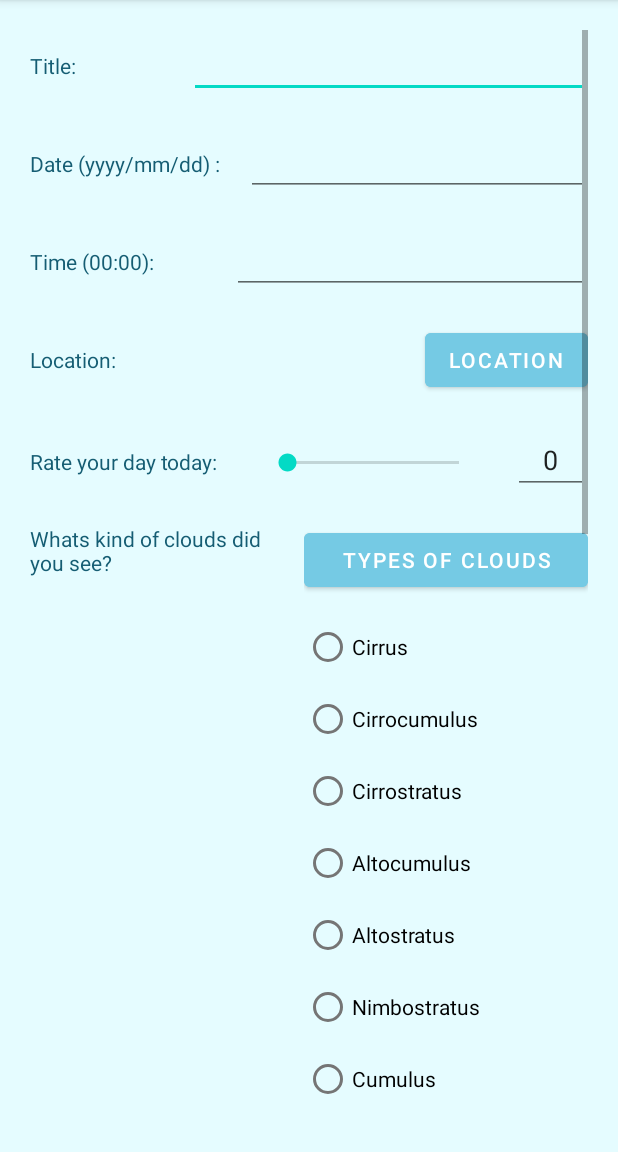
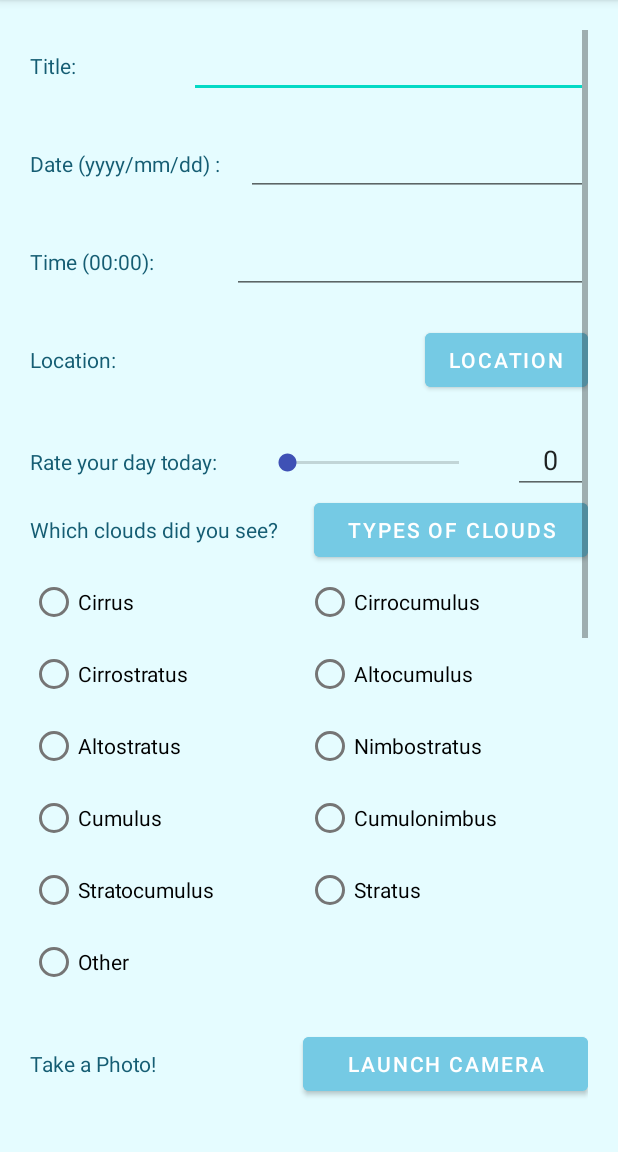
Before and after one commit to xtayzx/CloudGazer, an Android app: the ReflectionActivity screen opened directly, with no data from a screen before it, on a phone screen of 412 x 824 dp, the part 84-1236 px from its top. Run offline under Robolectric (Android 15) with nearby library versions, the light colour scheme and no system bars.

Commit message:
refelction layout

```diff
--- a/app/src/main/res/layout/activity_meditation.xml
+++ b/app/src/main/res/layout/activity_meditation.xml
@@ -17,6 +17,7 @@
         android:text="Let's Look at the Sky!"
         android:gravity="center"
         android:textSize="34sp"
+        style="@style/TitleEntry"
         app:layout_constraintEnd_toEndOf="parent"
         app:layout_constraintStart_toStartOf="parent"
         app:layout_constraintTop_toTopOf="parent" />
@@ -44,6 +45,7 @@
         android:layout_width="291dp"
         android:layout_height="65dp"
         android:layout_marginTop="52dp"
+        style="@style/Subtitle"
         android:text="Turn over your phone and place it down to begin the session"
         android:textAlignment="center"
         android:textSize="20sp"
@@ -56,6 +58,8 @@
         android:layout_width="320dp"
         android:layout_height="48dp"
         android:layout_marginTop="20dp"
+        style="@style/Subtitle"
+
         android:text=" A bell will ring at the start and end to guide you "
         android:textAlignment="center"
         android:textSize="20sp"
--- a/app/src/main/res/layout/activity_reflection_layout.xml
+++ b/app/src/main/res/layout/activity_reflection_layout.xml
@@ -146,8 +146,11 @@
                 android:layout_width="wrap_content"
                 android:layout_height="wrap_content"
                 android:layout_weight="1"
+                android:max="10"
                 android:paddingTop="15dp"
-                android:max="10"/>
+                android:progressTint="#3F51B5"
+                android:thumbTint="#3F51B5"
+                 />
 
             <EditText
                 android:id="@+id/rateDay"
@@ -161,100 +164,133 @@
 
         <LinearLayout
             android:layout_width="match_parent"
-                android:layout_height="wrap_content"
-                android:orientation="horizontal"
-                android:paddingTop="20dp">
+            android:layout_height="match_parent"
+            android:orientation="vertical">
 
             <LinearLayout
-                android:layout_width="273dp"
+                android:layout_width="match_parent"
                 android:layout_height="wrap_content"
-                android:layout_weight="1"
-                android:orientation="vertical">
+                android:orientation="horizontal">
 
                 <TextView
                     android:id="@+id/weatherTextView"
                     style="@style/Subtitle"
                     android:layout_width="wrap_content"
                     android:layout_height="wrap_content"
-                    android:paddingRight="10dp"
-                    android:paddingBottom="20dp"
+                    android:layout_weight="2"
                     android:text="@string/weather_des" />
+
+                <Button
+                    android:id="@+id/cloudFinder"
+                    android:layout_width="wrap_content"
+                    android:layout_height="wrap_content"
+                    android:layout_weight="1"
+                    android:onClick="cloudLaunch"
+                    android:text="Types of Clouds"
+                    android:theme="@style/BlueButton" />
 
 
             </LinearLayout>
 
                 <RadioGroup
+                    android:id="@+id/weatherSelect"
+                    android:layout_width="match_parent"
+                    android:layout_height="wrap_content">
+                    <TableLayout
                         android:layout_width="match_parent"
                         android:layout_height="wrap_content"
-                    android:id="@+id/weatherSelect"
-                    android:layout_weight="2">
-
-                    <Button
-                        android:id="@+id/cloudFinder"
-                        android:theme="@style/BlueButton"
-                        android:layout_width="match_parent"
-                        android:layout_height="wrap_content"
-                        android:onClick="cloudLaunch"
-                        android:layout_gravity="right"
-                        android:layout_marginBottom="10dp"
-                        android:text="Types of Clouds" />
-
+                        android:orientation="horizontal">
+                        <TableRow>
                             <RadioButton
                                 android:id="@+id/cirrus"
                                 android:layout_width="match_parent"
                                 android:layout_height="wrap_content"
+                                android:layout_weight="1"
                                 android:text="Cirrus" />
+
                             <RadioButton
                                 android:id="@+id/cirrocumulus"
+                                android:layout_weight="1"
                                 android:layout_width="match_parent"
                                 android:layout_height="wrap_content"
                                 android:text="Cirrocumulus" />
+                        </TableRow>
+
+                        <TableRow>
                             <RadioButton
                                 android:id="@+id/cirrostratus"
+                                android:layout_weight="1"
                                 android:layout_width="match_parent"
                                 android:layout_height="wrap_content"
                                 android:text="Cirrostratus" />
+
                             <RadioButton
                                 android:id="@+id/altocumulus"
+                                android:layout_weight="1"
                                 android:layout_width="match_parent"
                                 android:layout_height="wrap_content"
                                 android:text="Altocumulus" />
+                        </TableRow>
+
+                    <TableRow>
                         <RadioButton
                             android:id="@+id/altostratus"
+                            android:layout_weight="1"
                             android:layout_width="match_parent"
                             android:layout_height="wrap_content"
                             android:text="Altostratus" />
+
                         <RadioButton
                             android:id="@+id/nimbostratus"
+                            android:layout_weight="1"
                             android:layout_width="match_parent"
                             android:layout_height="wrap_content"
                             android:text="Nimbostratus" />
+                    </TableRow>
+
+                        <TableRow>
                             <RadioButton
                                 android:id="@+id/cumulus"
+                                android:layout_weight="1"
                                 android:layout_width="match_parent"
                                 android:layout_height="wrap_content"
                                 android:text="Cumulus" />
+
                             <RadioButton
                                 android:id="@+id/cumulonimbus"
+                                android:layout_weight="1"
                                 android:layout_width="match_parent"
                                 android:layout_height="wrap_content"
                                 android:text="Cumulonimbus" />
+
+                        </TableRow>
+
+                    <TableRow>
                         <RadioButton
                             android:id="@+id/stratocumulus"
+                            android:layout_weight="1"
                             android:layout_width="match_parent"
                             android:layout_height="wrap_content"
                             android:text="Stratocumulus" />
+
                         <RadioButton
                             android:id="@+id/stratus"
+                            android:layout_weight="1"
                             android:layout_width="match_parent"
                             android:layout_height="wrap_content"
                             android:text="Stratus" />
+                    </TableRow>
+
                     <RadioButton
                         android:id="@+id/other"
                         android:layout_width="match_parent"
                         android:layout_height="wrap_content"
                         android:text="Other" />
+
+                    </TableLayout>
+
                 </RadioGroup>
+
 
         </LinearLayout>
 
--- a/app/src/main/res/layout/activity_welcome.xml
+++ b/app/src/main/res/layout/activity_welcome.xml
@@ -15,6 +15,7 @@
         android:layout_height="74dp"
         android:fontFamily="sans-serif-condensed"
         android:text="CLOUD GAZER"
+        style="@style/TitleEntry"
         android:textAlignment="center"
         android:textAppearance="@style/TextAppearance.AppCompat.Display1"
         android:textSize="34sp"
@@ -32,6 +33,7 @@
         android:layout_marginTop="100dp"
         android:layout_marginEnd="32dp"
         android:layout_marginBottom="8dp"
+        style="@style/Subtitle"
         android:text="look up to the sky"
         android:textAlignment="center"
         android:textSize="16sp"
@@ -112,7 +114,7 @@
         android:layout_width="wrap_content"
         android:layout_height="wrap_content"
         android:layout_marginTop="30dp"
-
+        style="@style/Subtitle"
         android:clickable="true"
         android:focusable="true"
         android:onClick="accountCreate"
--- a/app/src/main/res/values/strings.xml
+++ b/app/src/main/res/values/strings.xml
@@ -3,7 +3,7 @@
     <string name="submit">Submit</string>
     <string name="cloud_des">What cloud did you see today?</string>
     <string name="rate_des">Rate your day today:</string>
-    <string name="weather_des">Whats kind of clouds did you see?</string>
+    <string name="weather_des">Which clouds did you see?</string>
     <string name="day_des">Describe your day today:</string>
     <string name="share_des">Share your day to the community?</string>
     <string name="photo_des">Take a Photo!</string>
```
Lines whose indentation alone changed are shown as unchanged.
